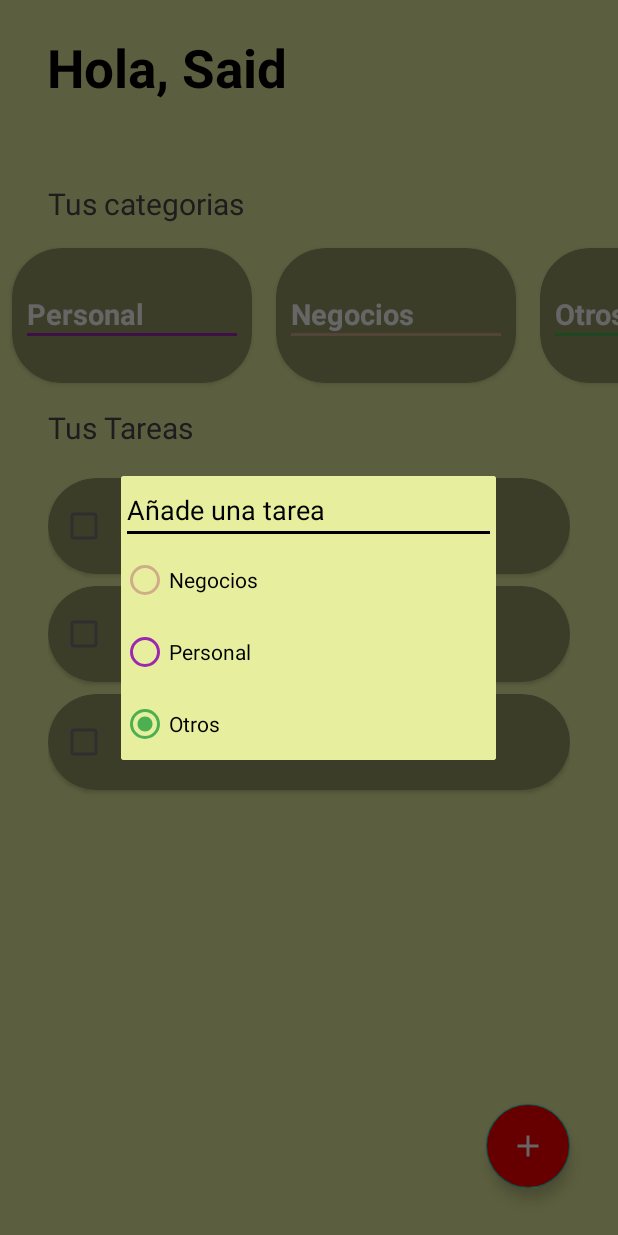
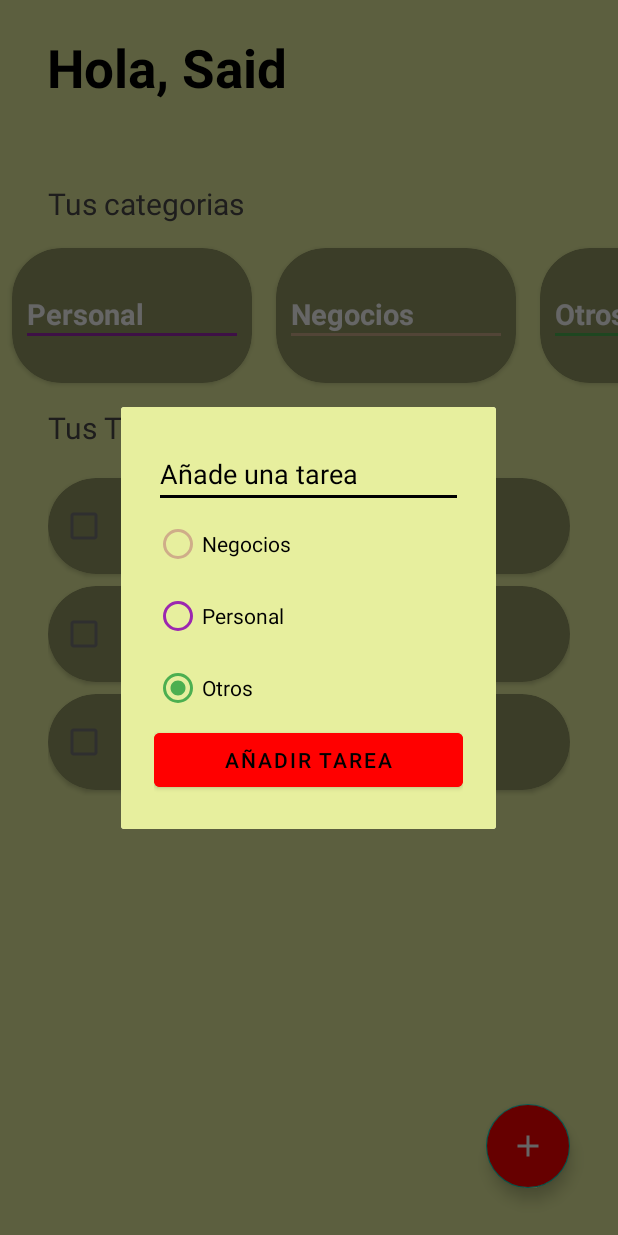
Before and after one commit to s4idl/learningBasicsKot, an Android app built with Jetpack Compose: the TodoActivity screen opened directly, with no data from a screen before it, after a tap on an icon or button, on a phone screen of 412 x 824 dp. Run offline under Robolectric (Android 15) with nearby library versions, the phone set to English and light mode, and no system bars.

Commit message:
first part

```diff
--- a/app/src/main/res/layout/dialog_task.xml
+++ b/app/src/main/res/layout/dialog_task.xml
@@ -3,7 +3,9 @@
     android:orientation="vertical"
     android:layout_width="250dp"
     android:layout_height="wrap_content"
-    android:background="@color/todo_background_todo_app">
+    android:background="@color/todo_background_todo_app"
+    android:paddingVertical="22dp"
+    android:paddingHorizontal="22dp">
 
     <EditText
         android:id="@+id/etTask"
@@ -53,4 +55,13 @@
 
     </RadioGroup>
 
+    <Button
+        android:id="@+id/btnAddTask"
+        android:layout_width="match_parent"
+        android:layout_height="wrap_content"
+        android:backgroundTint="@color/todo_accent"
+        android:text="@string/todo_add_task">
+
+    </Button>
+
 </LinearLayout>
--- a/app/src/main/res/values/strings.xml
+++ b/app/src/main/res/values/strings.xml
@@ -29,6 +29,7 @@
     <string name="todo_text_bussiness">Negocios</string>
     <string name="todo_text_personal">Personal</string>
     <string name="todo_text_others">Otros</string>
+    <string name="todo_add_task">Añadir Tarea</string>
 
     <string name="title_activity_result" />
 </resources>
```
Also changed, not shown: app/src/main/java/com/s4id/learningbasics/todoapp/TodoActivity.kt (+30 -0 lines).
